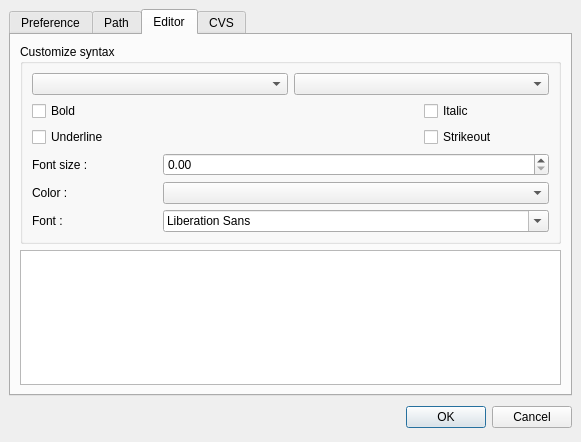
Old version of the form ui/custom.ui in the repository phoenix741/xinx.
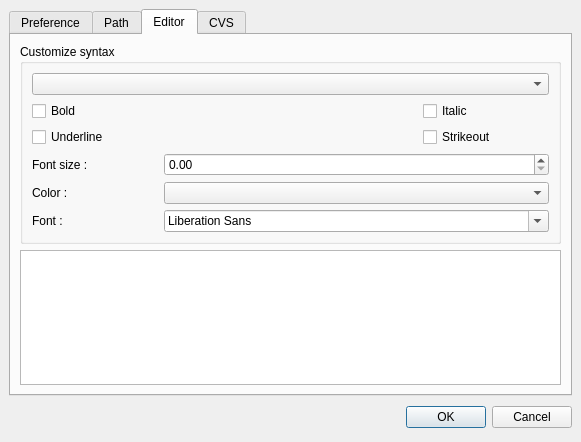
New version of the form. The open tabs and pages were chosen to show the change. Icons and pictures are not drawn. Custom widgets are drawn as their Qt base class.

```diff
--- a/ui/custom.ui
+++ b/ui/custom.ui
@@ -379,12 +379,6 @@
             </property>
            </widget>
           </item>
-          <item row="0" column="2" colspan="2" >
-           <widget class="QComboBox" name="m_syntaxTypeComboBox" />
-          </item>
-          <item row="0" column="0" colspan="2" >
-           <widget class="QComboBox" name="m_syntaxFileTypeComboBox" />
-          </item>
           <item row="2" column="3" >
            <widget class="QCheckBox" name="m_StrikeoutCheckBox" >
             <property name="font" >
@@ -438,6 +432,9 @@
           <item row="3" column="1" colspan="3" >
            <widget class="QDoubleSpinBox" name="m_fontSizeSpinBox" />
           </item>
+          <item row="0" column="0" colspan="4" >
+           <widget class="QComboBox" name="m_syntaxComboBox" />
+          </item>
          </layout>
         </widget>
        </item>
```
Left out of the diff: 3 changed lines with no effect on the pictures.
